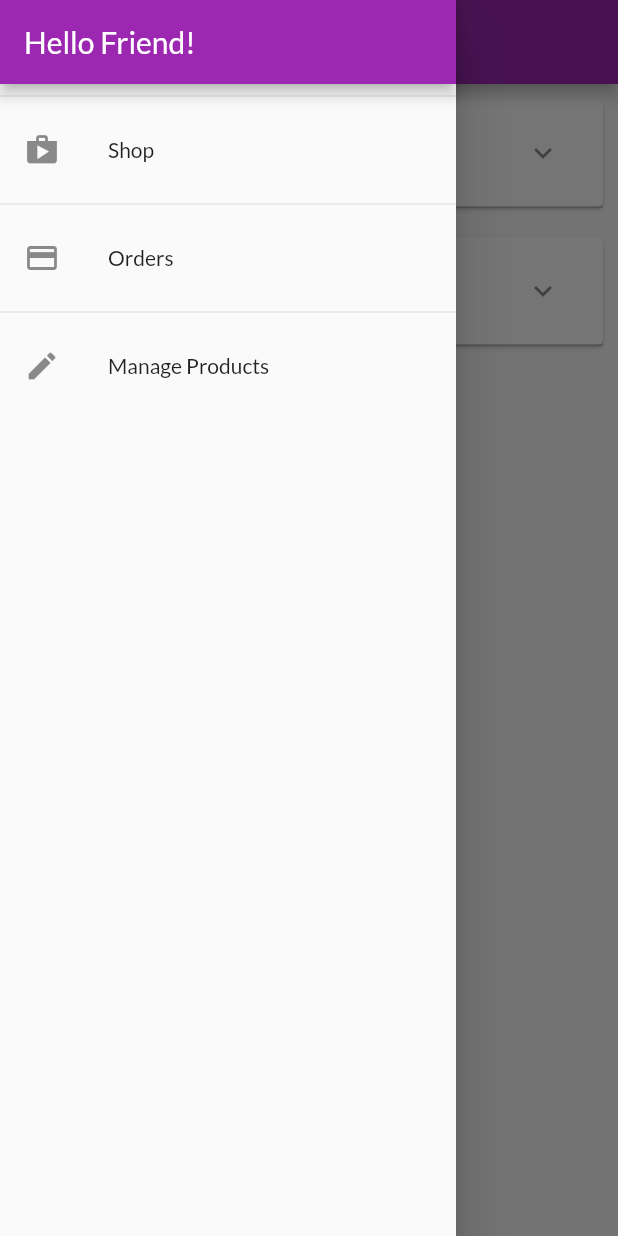
After one commit to vinh466/flutter-myshopapp, a Flutter app: the OrderScreen screen opened by its route, with the side drawer open, on a phone screen of 412 x 824 dp. The commit adds this screen. Run offline on Flutter 3.47's test engine with Material 2 defaults, Android fonts, the phone set to English and light mode, and no system bars; network calls fail.

Commit message:
Xay dung drawer va dinh tuyen theo ten

```diff
--- a/lib/ui/orders/orders_screen.dart
+++ b/lib/ui/orders/orders_screen.dart
@@ -1,8 +1,11 @@
 import 'package:flutter/material.dart';
 import 'package:myshop/ui/orders/order_item_card.dart';
 import 'package:myshop/ui/orders/order_manager.dart';
+import 'package:myshop/ui/shared/app_drawer.dart';
 
 class OrderScreen extends StatelessWidget {
+  static const routeName = '/orders';
+
   const OrderScreen({super.key});
 
   @override
@@ -12,6 +15,7 @@ class OrderScreen extends StatelessWidget {
       appBar: AppBar(
         title: const Text('Your Orders'),
       ),
+      drawer: const AppDrawer(),
       body: ListView.builder(
         itemCount: ordersManager.orderCount,
         itemBuilder: (ctx, i) => OrderItemCard(ordersManager.orders[i]),
--- a/lib/ui/products/product_detail_screen.dart
+++ b/lib/ui/products/product_detail_screen.dart
@@ -1,8 +1,10 @@
 import 'package:myshop/models/product.dart';
 import 'package:flutter/material.dart';
 
-class ProductDetailSrceen extends StatelessWidget {
-  const ProductDetailSrceen(
+class ProductDetailScreen extends StatelessWidget {
+  static const routeName = '/product-detail';
+
+  const ProductDetailScreen(
     this.product, {
     super.key,
   });
--- a/lib/ui/products/product_grid_tile.dart
+++ b/lib/ui/products/product_grid_tile.dart
@@ -14,8 +14,10 @@ class ProductGridTile extends StatelessWidget {
         footer: buildGridFooterBar(context),
         child: GestureDetector(
           onTap: () {
-            Navigator.of(context).push(MaterialPageRoute(
-                builder: (ctx) => ProductDetailSrceen(product)));
+            Navigator.of(context).pushNamed(
+              ProductDetailScreen.routeName,
+              arguments: product.id,
+            );
           },
           child: Image.network(
             product.imageUrl,
--- a/lib/ui/products/product_overview_screen.dart
+++ b/lib/ui/products/product_overview_screen.dart
@@ -1,6 +1,8 @@
 import 'package:flutter/material.dart';
+import 'package:myshop/ui/cart/cart_screen.dart';
 import 'package:myshop/ui/products/product_grid_tile.dart';
 import 'package:myshop/ui/products/products_grid.dart';
+import 'package:myshop/ui/shared/app_drawer.dart';
 
 enum FilterOptions { favorite, all }
 
@@ -24,6 +26,7 @@ class _ProductsOverviewScreenState extends State<ProductsOverviewScreen> {
           buildShoppingCartIcon(),
         ],
       ),
+      drawer: const AppDrawer(),
       body: ProductsGrid(_showOnlyFavorite),
     );
   }
@@ -31,7 +34,7 @@ class _ProductsOverviewScreenState extends State<ProductsOverviewScreen> {
   Widget buildShoppingCartIcon() {
     return IconButton(
         onPressed: () {
-          print('Go to cart screen');
+          Navigator.of(context).pushNamed(CartScreen.routeName);
         },
         icon: const Icon(Icons.shopping_cart));
   }
--- a/lib/ui/products/user_products_screen.dart
+++ b/lib/ui/products/user_products_screen.dart
@@ -3,8 +3,11 @@ import 'package:flutter/src/widgets/container.dart';
 import 'package:flutter/src/widgets/framework.dart';
 import 'package:myshop/ui/products/products_manager.dart';
 import 'package:myshop/ui/products/user_product_list_tile.dart';
+import 'package:myshop/ui/shared/app_drawer.dart';
 
 class UserProductsScreen extends StatelessWidget {
+  static const routeName = '/user-products';
+
   const UserProductsScreen({super.key});
 
   @override
@@ -17,6 +20,7 @@ class UserProductsScreen extends StatelessWidget {
           buildAddButton(),
         ],
       ),
+      drawer: const AppDrawer(),
       body: RefreshIndicator(
         onRefresh: () async => print('Refresh products'),
         child: buildUserProductListView(productsManager),
--- /dev/null
+++ b/lib/ui/screens.dart
@@ -0,0 +1,8 @@
+export 'products/product_overview_screen.dart';
+export 'products/product_detail_screen.dart';
+export 'products/user_products_screen.dart';
+export 'products/products_manager.dart';
+export 'orders/orders_screen.dart';
+export 'orders/order_manager.dart';
+export 'cart/cart_screen.dart';
+export 'cart/cart_manager.dart';
--- /dev/null
+++ b/lib/ui/shared/app_drawer.dart
@@ -0,0 +1,49 @@
+import 'package:flutter/material.dart';
+import 'package:myshop/ui/orders/orders_screen.dart';
+import 'package:myshop/ui/products/user_products_screen.dart';
+
+class AppDrawer extends StatelessWidget {
+  const AppDrawer({super.key});
+
+  @override
+  Widget build(BuildContext context) {
+    return SafeArea(
+      child: Drawer(
+        child: Column(
+          children: [
+            AppBar(
+              title: const Text('Hello Friend!'),
+              automaticallyImplyLeading: false,
+            ),
+            const Divider(),
+            ListTile(
+              leading: const Icon(Icons.shop),
+              title: const Text('Shop'),
+              onTap: () {
+                Navigator.of(context).pushReplacementNamed('/');
+              },
+            ),
+            const Divider(),
+            ListTile(
+              leading: const Icon(Icons.payment),
+              title: const Text('Orders'),
+              onTap: () {
+                Navigator.of(context)
+                    .pushReplacementNamed(OrderScreen.routeName);
+              },
+            ),
+            const Divider(),
+            ListTile(
+              leading: const Icon(Icons.edit),
+              title: const Text('Manage Products'),
+              onTap: () {
+                Navigator.of(context)
+                    .pushReplacementNamed(UserProductsScreen.routeName);
+              },
+            ),
+          ],
+        ),
+      ),
+    );
+  }
+}
```
Also changed, not shown: lib/main.dart (+16 -8 lines), lib/ui/products/products_manager.dart (+6 -1 lines).
